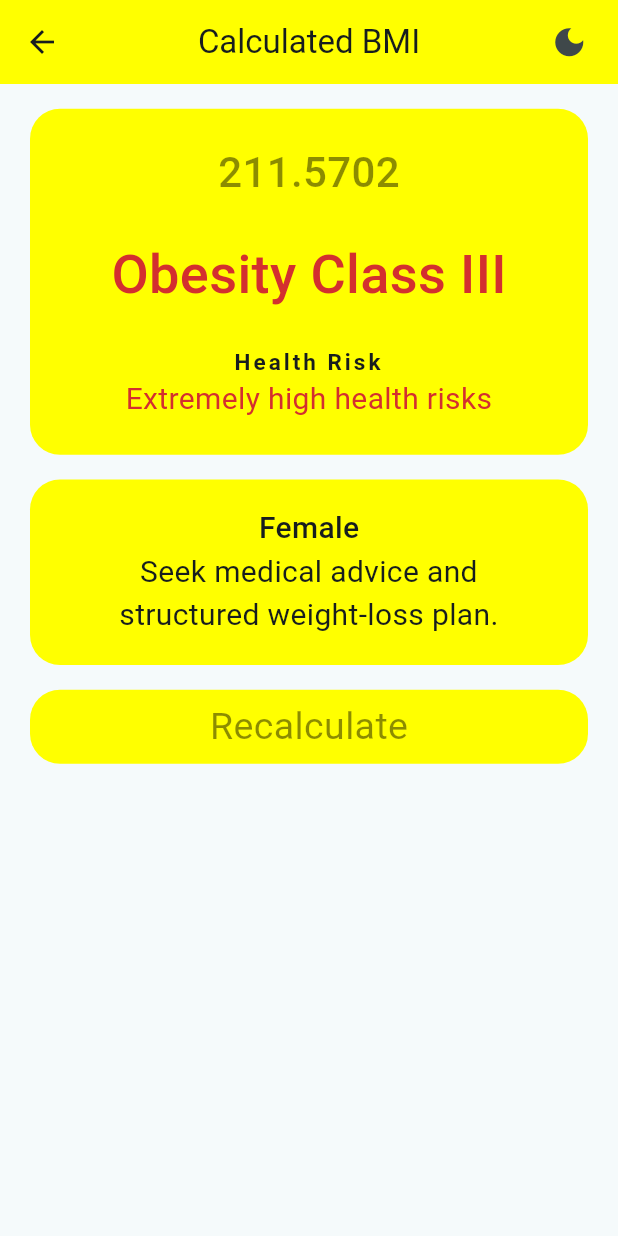
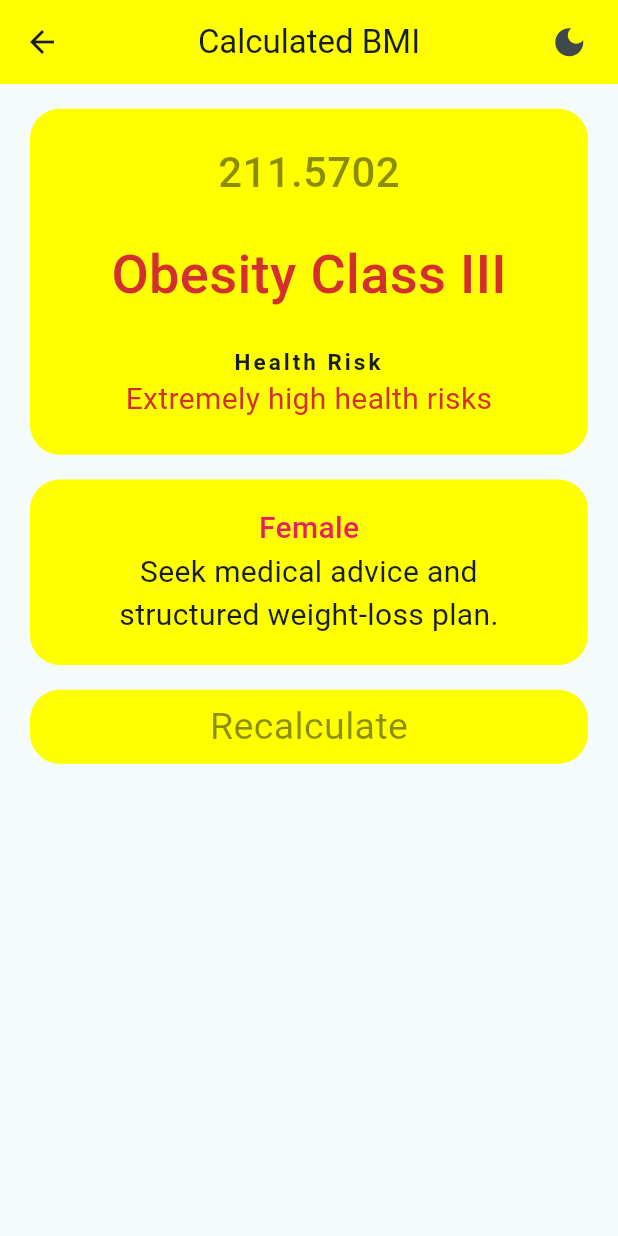
Before and after one commit to Ratndeep1999/bmi_calculator, a Flutter app: the screen it shows after launch, after a tap on "Calculate", on a phone screen of 412 x 824 dp. Run offline on Flutter 3.47's test engine with Material 3 defaults, Android fonts, the phone set to English and light mode, and no system bars.

Commit message:
calculated_bmi_result_page.dart : gender text color add base on condition male or female

```diff
--- a/lib/calculated_bmi_result_page.dart
+++ b/lib/calculated_bmi_result_page.dart
@@ -180,7 +180,8 @@ class _CalculatedBmiState extends State<CalculatedBmi> {
                       widget.isMale == 1 ? 'Male' : 'Female',
                       style: TextStyle(
                         fontSize: 20,
-                        fontWeight: FontWeight.w500
+                        fontWeight: FontWeight.w500,
+                        color: widget.isMale == 1 ? Colors.blue : Colors.pink
                       ),
                     ),
                     Padding(
```
